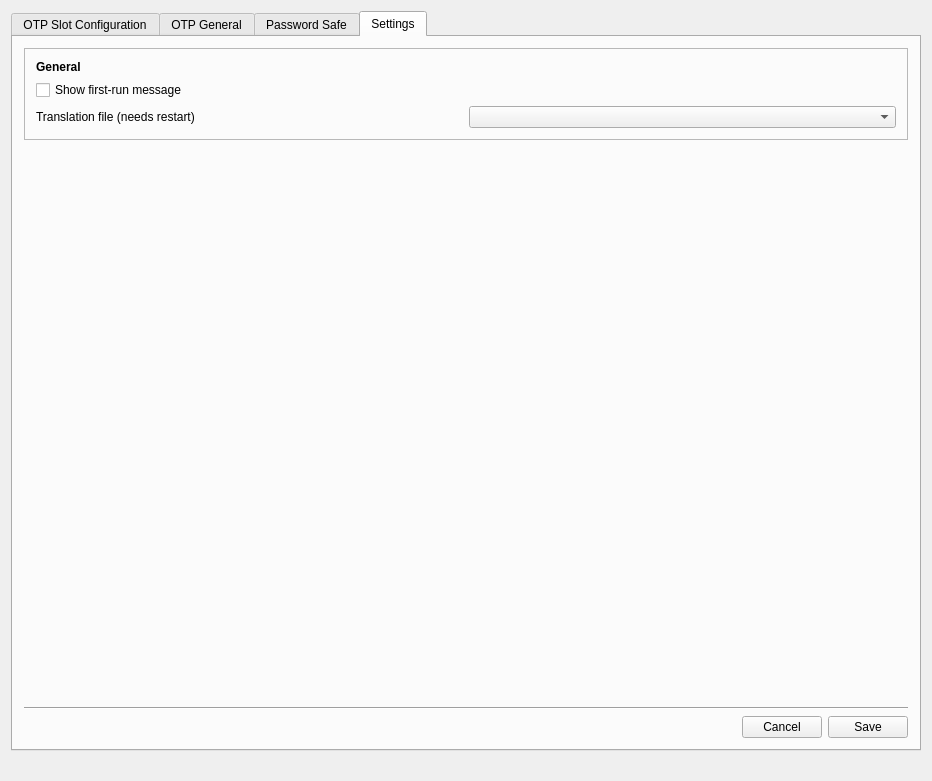
Before: the Qt Designer form src/ui/mainwindow.ui in Nitrokey/nitrokey-app, drawn with Qt 5.
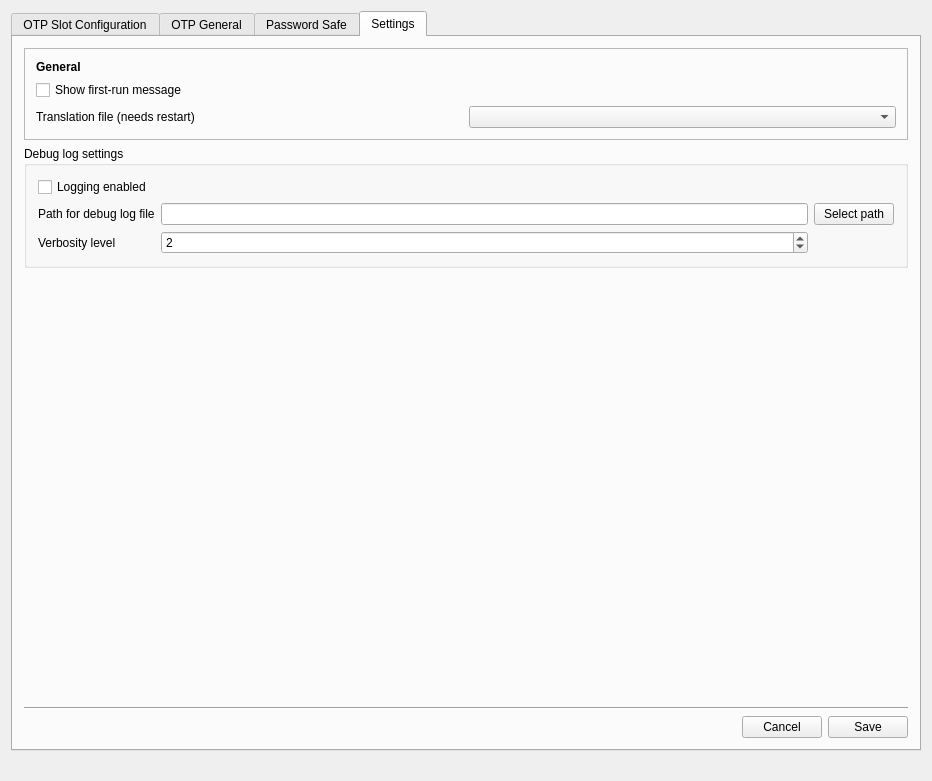
After: the same form once the commit is applied. The open tabs and pages were chosen to show the change. Icons and pictures are not drawn.

Commit message: Add options for debug logging

```diff
--- a/src/ui/mainwindow.ui
+++ b/src/ui/mainwindow.ui
@@ -30,8 +30,8 @@
    <set>QMainWindow::AllowTabbedDocks|QMainWindow::AnimatedDocks</set>
   </property>
   <widget class="QWidget" name="centralWidget">
-   <layout class="QVBoxLayout" name="verticalLayout_23">
-    <item>
+   <layout class="QGridLayout" name="gridLayout_2">
+    <item row="0" column="0">
      <widget class="QTabWidget" name="tabWidget">
       <property name="sizePolicy">
        <sizepolicy hsizetype="MinimumExpanding" vsizetype="MinimumExpanding">
@@ -1390,6 +1390,62 @@
           </item>
           <item>
            <layout class="QVBoxLayout" name="verticalLayout_71">
+            <item>
+             <widget class="QGroupBox" name="groupBox">
+              <property name="title">
+               <string>Debug log settings</string>
+              </property>
+              <layout class="QGridLayout" name="gridLayout_3">
+               <item row="1" column="1">
+                <widget class="QLineEdit" name="edit_debug_file_path"/>
+               </item>
+               <item row="3" column="1">
+                <widget class="QSpinBox" name="spin_debug_verbosity">
+                 <property name="maximum">
+                  <number>6</number>
+                 </property>
+                 <property name="value">
+                  <number>2</number>
+                 </property>
+                </widget>
+               </item>
+               <item row="1" column="0">
+                <widget class="QLabel" name="label_10">
+                 <property name="text">
+                  <string>Path for debug log file</string>
+                 </property>
+                 <property name="buddy">
+                  <cstring>edit_debug_file_path</cstring>
+                 </property>
+                </widget>
+               </item>
+               <item row="3" column="0">
+                <widget class="QLabel" name="label_20">
+                 <property name="text">
+                  <string>Verbosity level</string>
+                 </property>
+                 <property name="buddy">
+                  <cstring>spin_debug_verbosity</cstring>
+                 </property>
+                </widget>
+               </item>
+               <item row="0" column="0">
+                <widget class="QCheckBox" name="cb_debug_enabled">
+                 <property name="text">
+                  <string>Logging enabled</string>
+                 </property>
+                </widget>
+               </item>
+               <item row="1" column="2">
+                <widget class="QPushButton" name="btn_select_debug_file_path">
+                 <property name="text">
+                  <string>Select path</string>
+                 </property>
+                </widget>
+               </item>
+              </layout>
+             </widget>
+            </item>
             <item>
              <spacer name="verticalSpacer_4">
               <property name="orientation">
```
Left out of the diff: 61 changed lines with no effect on the pictures. The commit also changes 3 other files.
